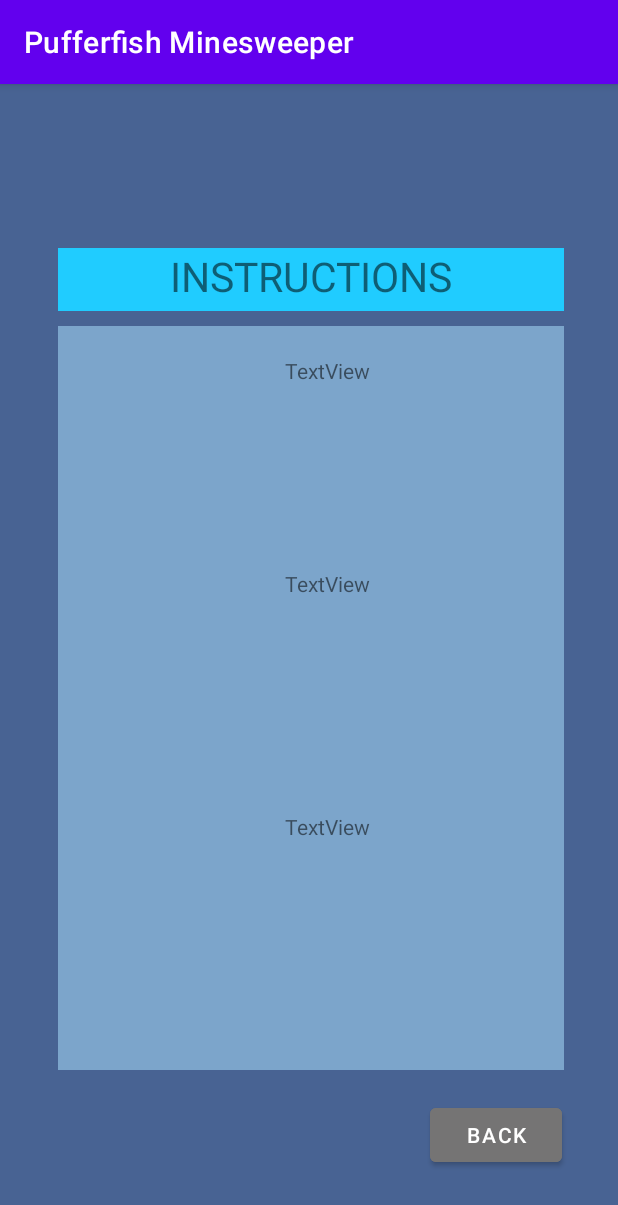
After one commit to Arruza17/BuscaminasPMD, an Android app: the HelpWindow screen opened directly, with no data from a screen before it, on a phone screen of 412 x 824 dp. The commit adds this screen. Shown: the top 1205 px of the screen. Run offline under Robolectric (Android 15) with nearby library versions, the phone set to English and light mode, and no system bars.

Commit message:
views finished

```diff
--- a/app/src/main/AndroidManifest.xml
+++ b/app/src/main/AndroidManifest.xml
@@ -10,6 +10,12 @@
         android:supportsRtl="true"
         android:theme="@style/Theme.PufferfishMinesweeper">
         <activity
+            android:name=".HelpWindow"
+            android:exported="true" />
+        <activity
+            android:name=".ScoreBoard"
+            android:exported="true" />
+        <activity
             android:name=".MainActivity"
             android:exported="true">
             <intent-filter>
--- /dev/null
+++ b/app/src/main/java/com/example/pufferfishminesweeper/HelpWindow.java
@@ -0,0 +1,33 @@
+package com.example.pufferfishminesweeper;
+
+import androidx.appcompat.app.AppCompatActivity;
+
+import android.content.Intent;
+import android.os.Bundle;
+import android.view.View;
+import android.widget.Button;
+
+public class HelpWindow extends AppCompatActivity implements View.OnClickListener {
+
+    private Button btnBack;
+    public static final int MAIN_ACTIVITY=0;
+
+    @Override
+    protected void onCreate(Bundle savedInstanceState) {
+        super.onCreate(savedInstanceState);
+        setContentView(R.layout.activity_help_window);
+        btnBack=(Button) findViewById(R.id.btnBack);
+        btnBack.setOnClickListener(this);
+
+    }
+
+    @Override
+    public void onClick(View view) {
+
+
+        Intent intent = new Intent(HelpWindow.this, MainActivity.class);
+        startActivityForResult(intent,MAIN_ACTIVITY);
+        finish();
+
+    }
+}
--- /dev/null
+++ b/app/src/main/res/layout/activity_help_window.xml
@@ -0,0 +1,129 @@
+<?xml version="1.0" encoding="utf-8"?>
+<androidx.constraintlayout.widget.ConstraintLayout xmlns:android="http://schemas.android.com/apk/res/android"
+    xmlns:app="http://schemas.android.com/apk/res-auto"
+    xmlns:tools="http://schemas.android.com/tools"
+    android:layout_width="match_parent"
+    android:layout_height="match_parent"
+    android:background="#486393"
+    tools:context=".HelpWindow">
+
+    <LinearLayout
+        android:id="@+id/linearLayout2"
+        android:layout_width="337dp"
+        android:layout_height="496dp"
+        android:layout_marginEnd="36dp"
+        android:layout_marginBottom="10dp"
+        android:background="#85ADE2FF"
+        android:orientation="vertical"
+        app:layout_constraintBottom_toTopOf="@+id/btnBack"
+        app:layout_constraintEnd_toEndOf="parent"
+        app:layout_constraintTop_toBottomOf="@+id/linearLayout">
+
+        <LinearLayout
+            android:layout_width="match_parent"
+            android:layout_height="142dp"
+            android:orientation="horizontal"
+            android:textAlignment="viewStart">
+
+            <ImageView
+                android:id="@+id/imageView4"
+                android:layout_width="2dp"
+                android:layout_height="wrap_content"
+                android:layout_weight="1"
+                android:paddingLeft="20sp"
+                android:paddingTop="20sp"
+                tools:srcCompat="@tools:sample/avatars" />
+
+            <TextView
+                android:id="@+id/textView3"
+                android:layout_width="wrap_content"
+                android:layout_height="wrap_content"
+                android:layout_weight="1"
+                android:paddingLeft="20sp"
+                android:paddingTop="20sp"
+                android:text="TextView" />
+        </LinearLayout>
+
+        <LinearLayout
+            android:layout_width="match_parent"
+            android:layout_height="162dp"
+            android:orientation="horizontal">
+
+            <ImageView
+                android:id="@+id/imageView5"
+                android:layout_width="2dp"
+                android:layout_height="wrap_content"
+                android:layout_weight="1"
+                android:paddingLeft="20sp"
+                android:paddingTop="20sp"
+                tools:srcCompat="@tools:sample/avatars" />
+
+            <TextView
+                android:id="@+id/textView5"
+                android:layout_width="wrap_content"
+                android:layout_height="wrap_content"
+                android:layout_weight="1"
+                android:paddingLeft="20sp"
+                android:paddingTop="20sp"
+                android:text="TextView" />
+        </LinearLayout>
+
+        <LinearLayout
+            android:layout_width="match_parent"
+            android:layout_height="match_parent"
+            android:orientation="horizontal">
+
+            <ImageView
+                android:id="@+id/imageView6"
+                android:layout_width="2dp"
+                android:layout_height="wrap_content"
+                android:layout_weight="1"
+                android:paddingLeft="20sp"
+                android:paddingTop="20sp"
+                tools:srcCompat="@tools:sample/avatars" />
+
+            <TextView
+                android:id="@+id/textView6"
+                android:layout_width="wrap_content"
+                android:layout_height="wrap_content"
+                android:layout_weight="1"
+                android:paddingLeft="20sp"
+                android:paddingTop="20sp"
+                android:text="TextView" />
+        </LinearLayout>
+    </LinearLayout>
+
+    <LinearLayout
+        android:id="@+id/linearLayout"
+        android:layout_width="337dp"
+        android:layout_height="42dp"
+        android:layout_marginTop="100dp"
+        android:layout_marginEnd="36dp"
+        android:background="#20CCFF"
+        android:orientation="horizontal"
+        app:layout_constraintBottom_toTopOf="@+id/linearLayout2"
+        app:layout_constraintEnd_toEndOf="parent"
+        app:layout_constraintTop_toTopOf="parent">
+
+        <TextView
+            android:id="@+id/textView"
+            android:layout_width="match_parent"
+            android:layout_height="match_parent"
+            android:text="@string/txt_Help"
+            android:textAlignment="center"
+            android:textSize="27sp" />
+    </LinearLayout>
+
+    <Button
+        android:id="@+id/btnBack"
+        android:layout_width="wrap_content"
+        android:layout_height="wrap_content"
+        android:layout_marginEnd="37dp"
+        android:layout_marginBottom="34dp"
+        android:backgroundTint="#757474"
+        android:text="@string/btn_back"
+        app:layout_constraintBottom_toBottomOf="parent"
+        app:layout_constraintEnd_toEndOf="parent"
+        app:layout_constraintTop_toBottomOf="@+id/linearLayout2" />
+
+</androidx.constraintlayout.widget.ConstraintLayout>
--- a/app/src/main/res/values/strings.xml
+++ b/app/src/main/res/values/strings.xml
@@ -1,3 +1,7 @@
 <resources>
-    <string name="app_name">Pufferfish Minesweeper</string>
+    <string name="app_name" translatable="false">Pufferfish Minesweeper</string>
+    <string name="txt_scoreBoard">SCOREBOARD</string>
+    <string name="btn_back">Back</string>
+    <string name="txt_Help">INSTRUCTIONS</string>
+
 </resources>
```
Also changed, not shown: app/src/main/java/com/example/pufferfishminesweeper/ScoreBoard.java (added, +40 -0 lines), app/src/main/res/layout/activity_score_board.xml (added, +46 -0 lines), 1 other file.
